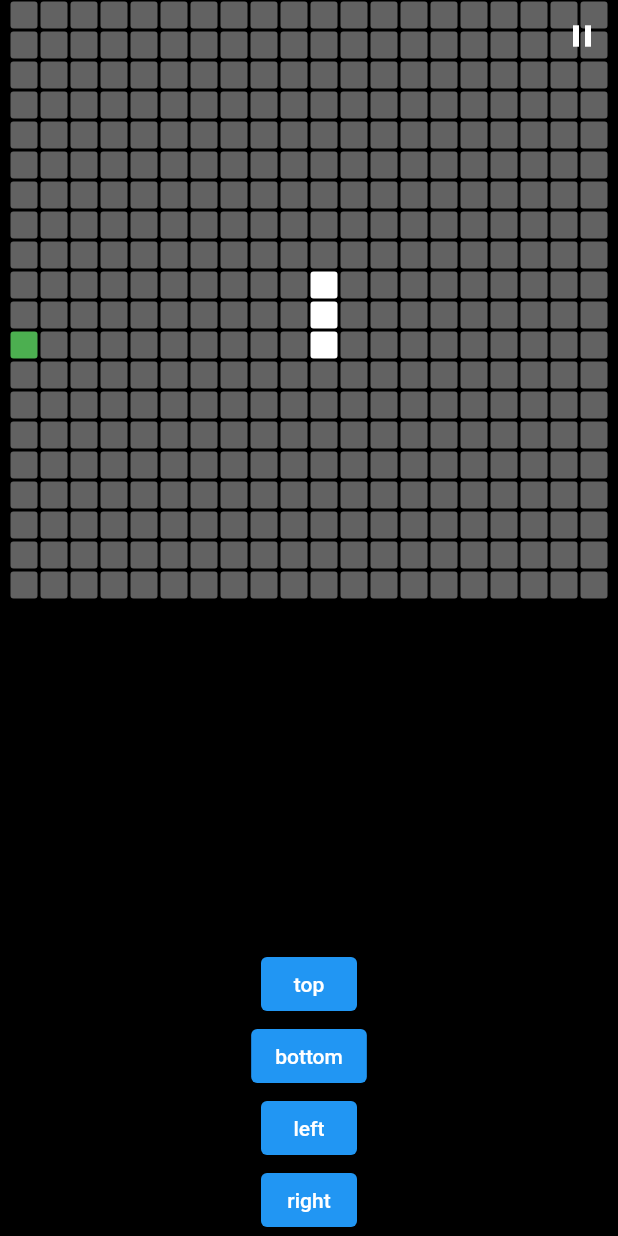
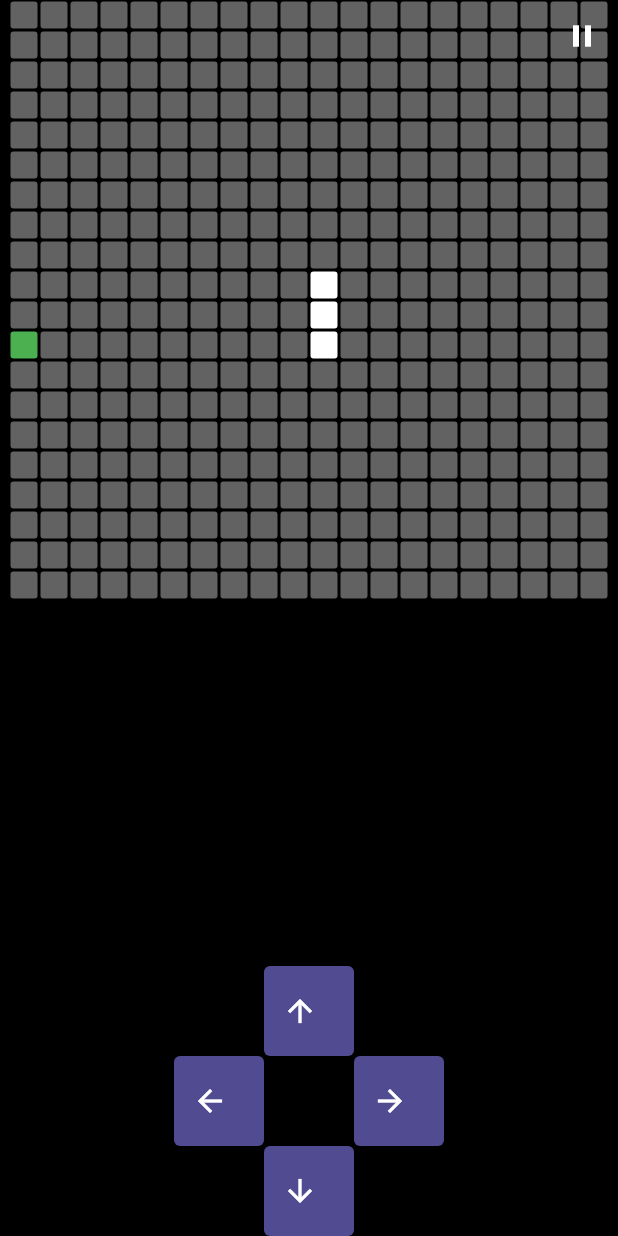
Before and after one commit to BehemothDi/flutterSnake, a Flutter app: the screen it shows after launch, on a phone screen of 412 x 824 dp. Run offline on Flutter 3.47's test engine with Material 2 defaults, Android fonts, the phone set to English and light mode, and no system bars; our stand-ins replace audioplayers, flutter_riverpod, freezed_annotation.

Commit message:
Обновлены кнопки навигации

```diff
--- a/lib/providers/sound_provider.dart
+++ b/lib/providers/sound_provider.dart
@@ -34,6 +34,9 @@ class SoundNotifier extends StateNotifier<AudioPlayer> {
   }
 
   double get volume => _volume;
+
+  void setSoundDied
+      () {}
 }
 
 final soundProvider = StateNotifierProvider<SoundNotifier, AudioPlayer>((ref) {
--- a/lib/ui/level_widget.dart
+++ b/lib/ui/level_widget.dart
@@ -93,34 +93,65 @@ class ControllerWidget extends ConsumerWidget {
   @override
   Widget build(BuildContext context, WidgetRef ref) {
     final snakeNotifier = ref.watch(snakeProvider.notifier);
-    return Column(
-      mainAxisSize: MainAxisSize.min,
-      children: [
-        ElevatedButton(
+    return SizedBox(
+      height: 180,
+      width: 180,
+      child: GridView.count(
+        crossAxisCount: 3,
+        children: List.generate(
+          9,
+              (index) {
+            if (index == 1) {
+              return ElevatedButton.icon(
                 onPressed: () {
                   snakeNotifier.turn(Direction.top);
                 },
-          child: const Text('top'),
+                icon: const Icon(Icons.arrow_upward),
+                label: const SizedBox.shrink(),
+                style: ElevatedButton.styleFrom(
+                  backgroundColor: const Color.fromRGBO(81, 75, 145, 1.0),
                 ),
-        ElevatedButton(
+              );
+            } else if (index == 3) {
+              return ElevatedButton.icon(
+                onPressed: () {
+                  snakeNotifier.turn(Direction.left);
+                },
+                icon: const Icon(Icons.arrow_back),
+                label: const SizedBox.shrink(),
+                style: ElevatedButton.styleFrom(
+                  backgroundColor: const Color.fromRGBO(81, 75, 145, 1.0),
+                ),
+              );
+            } else if (index == 5) {
+              return ElevatedButton.icon(
+                onPressed: () {
+                  snakeNotifier.turn(Direction.right);
+                },
+                icon: const Icon(Icons.arrow_forward),
+                label: const SizedBox.shrink(),
+                style: ElevatedButton.styleFrom(
+                  backgroundColor: const Color.fromRGBO(81, 75, 145, 1.0),
+                ),
+              );
+            } else if (index == 7) {
+              return ElevatedButton.icon(
                 onPressed: () {
                   snakeNotifier.turn(Direction.bottom);
                 },
-          child: const Text('bottom'),
+                icon: const Icon(Icons.arrow_downward),
+                label: const SizedBox.shrink(),
+                style: ElevatedButton.styleFrom(
+                  backgroundColor: const Color.fromRGBO(81, 75, 145, 1.0),
                 ),
-        ElevatedButton(
-          onPressed: () {
-            snakeNotifier.turn(Direction.left);
+              );
+            } else {
+              return Container(color: Colors.transparent);
+            }
           },
-          child: const Text('left'),
         ),
-        ElevatedButton(
-          onPressed: () {
-            snakeNotifier.turn(Direction.right);
-          },
-          child: const Text('right'),
       ),
-      ],
-    );
+    )
+    ;
   }
 }
```
Lines whose indentation alone changed are shown as unchanged.
